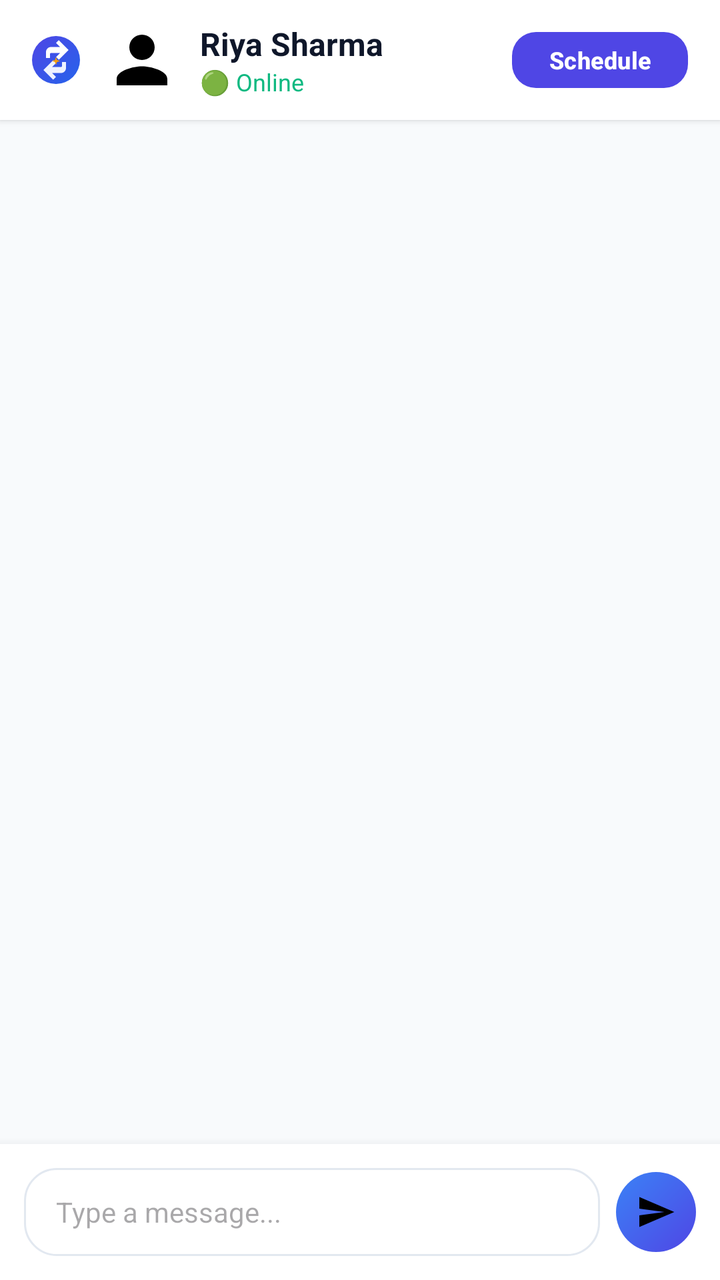
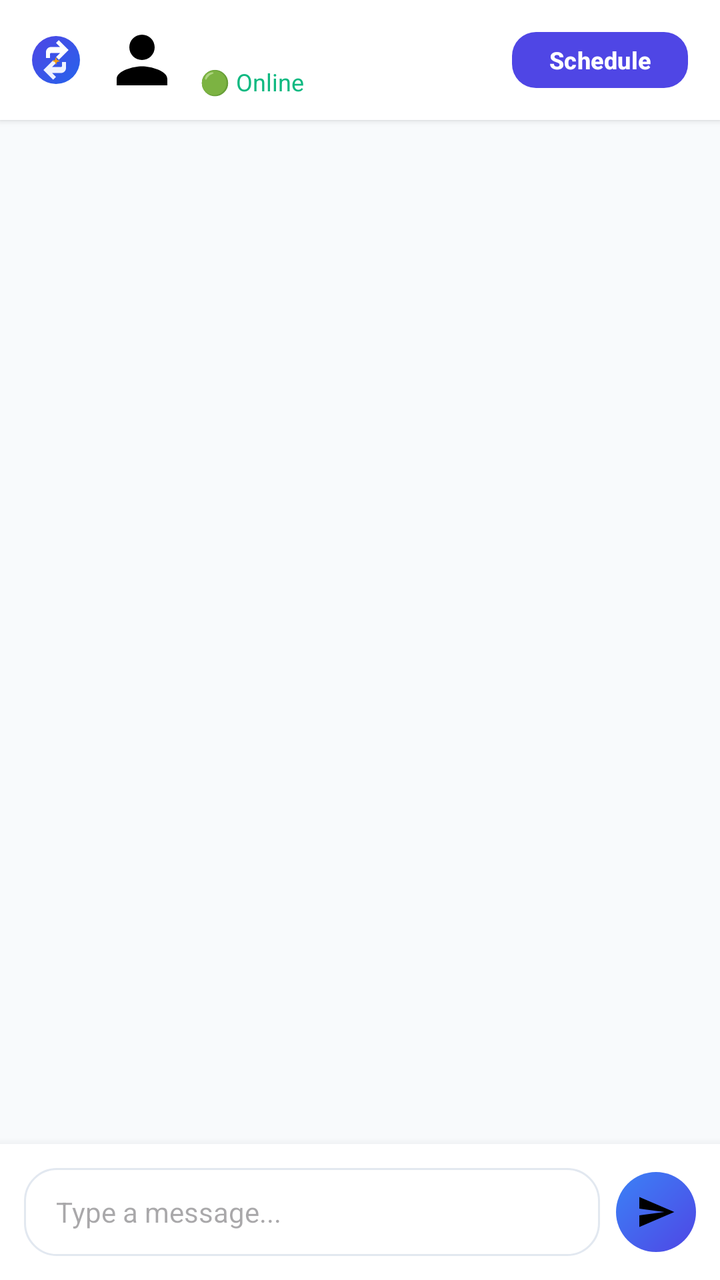

An Android layout rendered at two revisions. The XML below is the earlier revision; the diff shows what the commit changed to produce the second picture.
<!-- AndroidManifest.xml: application theme Theme.SkillBarter -->
<!-- res/layout/activity_chat.xml -->
<?xml version="1.0" encoding="utf-8"?>
<RelativeLayout xmlns:android="http://schemas.android.com/apk/res/android"
    android:layout_width="match_parent"
    android:layout_height="match_parent"
    android:background="@color/bg_light">

    
    <LinearLayout
        android:id="@+id/topBar"
        android:layout_width="match_parent"
        android:layout_height="60dp"
        android:layout_alignParentTop="true"
        android:background="@color/surface_white"
        android:elevation="2dp"
        android:gravity="center_vertical"
        android:orientation="horizontal"
        android:paddingHorizontal="16dp">

        <ImageView
            android:id="@+id/ivBack"
            android:layout_width="24dp"
            android:layout_height="24dp"
            android:src="@drawable/ic_logo" />

        <ImageView
            android:id="@+id/ivAvatar"
            android:layout_width="38dp"
            android:layout_height="38dp"
            android:layout_marginStart="12dp"
            android:src="@drawable/ic_profile" />

        <LinearLayout
            android:layout_width="0dp"
            android:layout_height="wrap_content"
            android:layout_marginStart="10dp"
            android:layout_weight="1"
            android:orientation="vertical">

            <TextView
                android:id="@+id/tvUserName"
                android:layout_width="wrap_content"
                android:layout_height="wrap_content"
                android:text="Riya Sharma"
                android:textColor="@color/text_primary"
                android:textSize="16sp"
                android:textStyle="bold" />

            <TextView
                android:layout_width="wrap_content"
                android:layout_height="wrap_content"
                android:text="🟢 Online"
                android:textColor="@color/accent_green"
                android:textSize="12sp" />

        </LinearLayout>

        <Button
            android:id="@+id/btnSchedule"
            style="@style/Widget.SkillBarter.Button"
            android:layout_width="wrap_content"
            android:layout_height="36dp"
            android:paddingHorizontal="12dp"
            android:paddingVertical="0dp"
            android:text="Schedule"
            android:textSize="12sp" />

    </LinearLayout>

    
    <androidx.recyclerview.widget.RecyclerView
        android:id="@+id/rvMessages"
        android:layout_width="match_parent"
        android:layout_height="match_parent"
        android:layout_above="@id/bottomInputLayout"
        android:layout_below="@id/topBar"
        android:padding="16dp" />

    
    <LinearLayout
        android:id="@+id/bottomInputLayout"
        android:layout_width="match_parent"
        android:layout_height="wrap_content"
        android:layout_alignParentBottom="true"
        android:background="@color/surface_white"
        android:elevation="8dp"
        android:gravity="center_vertical"
        android:orientation="horizontal"
        android:padding="12dp">

        <EditText
            android:id="@+id/etMessage"
            android:layout_width="0dp"
            android:layout_height="44dp"
            android:layout_weight="1"
            android:background="@drawable/bg_rounded_card"
            android:hint="Type a message..."
            android:inputType="text"
            android:paddingHorizontal="16dp"
            android:textColor="@color/text_primary"
            android:textSize="14sp" />

        <ImageView
            android:id="@+id/btnSend"
            android:layout_width="40dp"
            android:layout_height="40dp"
            android:layout_marginStart="8dp"
            android:background="@drawable/bg_hero_banner"
            android:padding="10dp"
            android:src="@drawable/ic_send" />

    </LinearLayout>

</RelativeLayout>
<!-- resources referenced by this layout -->
<resources>
  <color name="accent_green">#10B981</color>
  <color name="bg_light">#F8FAFC</color>
  <color name="surface_white">#FFFFFF</color>
  <color name="text_primary">#0F172A</color>
  <!-- drawable bg_hero_banner (drawable) -->
  <?xml version="1.0" encoding="utf-8"?>
  <shape xmlns:android="http://schemas.android.com/apk/res/android"
      android:shape="rectangle">
      <gradient
          android:startColor="#4F46E5"
          android:endColor="#3B82F6"
          android:angle="135" />
      <corners android:radius="20dp" />
  </shape>
  <!-- drawable bg_rounded_card (drawable) -->
  <?xml version="1.0" encoding="utf-8"?>
  <shape xmlns:android="http://schemas.android.com/apk/res/android"
      android:shape="rectangle">
      <solid android:color="@color/surface_white" />
      <corners android:radius="16dp" />
      <stroke android:width="1dp" android:color="@color/divider_color" />
  </shape>
  <!-- drawable ic_profile (drawable) -->
  <vector xmlns:android="http://schemas.android.com/apk/res/android"
      android:width="24dp"
      android:height="24dp"
      android:viewportWidth="24"
      android:viewportHeight="24">
    <path
        android:fillColor="#FF000000"
        android:pathData="M12,12c2.21,0 4,-1.79 4,-4s-1.79,-4 -4,-4 -4,1.79 -4,4 1.79,4 4,4zM12,14c-2.67,0 -8,1.34 -8,4v2h16v-2c0,-2.66 -5.33,-4 -8,-4z"/>
  </vector>
  <!-- drawable ic_send (drawable) -->
  <vector xmlns:android="http://schemas.android.com/apk/res/android"
      android:width="24dp"
      android:height="24dp"
      android:viewportWidth="24"
      android:viewportHeight="24">
    <path
        android:fillColor="#FF000000"
        android:pathData="M2.01,21L23,12 2.01,3 2,10l15,2 -15,2z"/>
  </vector>
  <style name="Widget.SkillBarter.Button" parent="Widget.Material3.Button">
          <item name="backgroundTint">@color/primary</item>
          <item name="android:textColor">@color/white</item>
          <item name="cornerRadius">12dp</item>
          <item name="android:paddingTop">14dp</item>
          <item name="android:paddingBottom">14dp</item>
          <item name="android:textStyle">bold</item>
          <item name="android:textSize">16sp</item>
      </style>
  <style name="Theme.SkillBarter" parent="Base.Theme.SkillBarter" />
  <color name="divider_color">#E2E8F0</color>
  <color name="primary">#4F46E5</color>
  <color name="white">#FFFFFF</color>
  <style name="Base.Theme.SkillBarter" parent="Theme.Material3.DayNight.NoActionBar">
          <item name="colorPrimary">@color/primary</item>
          <item name="colorOnPrimary">@color/white</item>
          <item name="colorPrimaryContainer">@color/primary_light</item>
          <item name="colorOnPrimaryContainer">@color/primary</item>
          <item name="android:colorBackground">@color/bg_light</item>
          <item name="colorSurface">@color/surface_white</item>
          <item name="colorOnSurface">@color/text_primary</item>
          <item name="colorOnSurfaceVariant">@color/text_secondary</item>
          <item name="android:statusBarColor">@color/bg_light</item>
          <item name="android:windowLightStatusBar">true</item>
      </style>
  <color name="primary_light">#EEF2FF</color>
  <color name="text_secondary">#64748B</color>
  <!-- unchanged entries left out for length: 1 -->
</resources>

<!-- the commit's change to res/layout/activity_chat.xml (unified diff, before → after) -->
@@ -40,7 +40,7 @@
                 android:id="@+id/tvUserName"
                 android:layout_width="wrap_content"
                 android:layout_height="wrap_content"
-                android:text="Riya Sharma"
+                android:text=""
                 android:textColor="@color/text_primary"
                 android:textSize="16sp"
                 android:textStyle="bold" />
